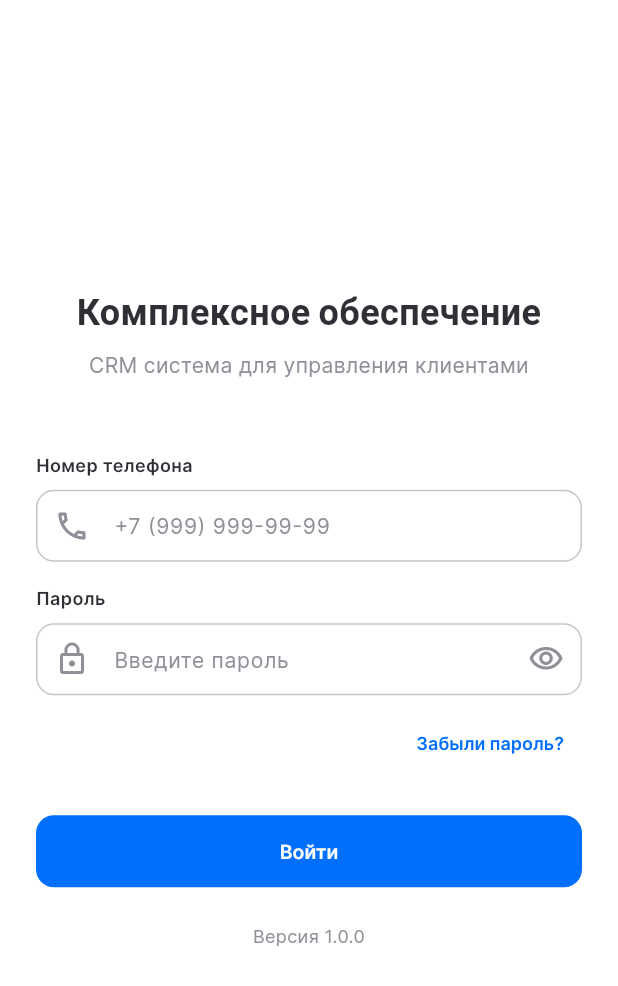
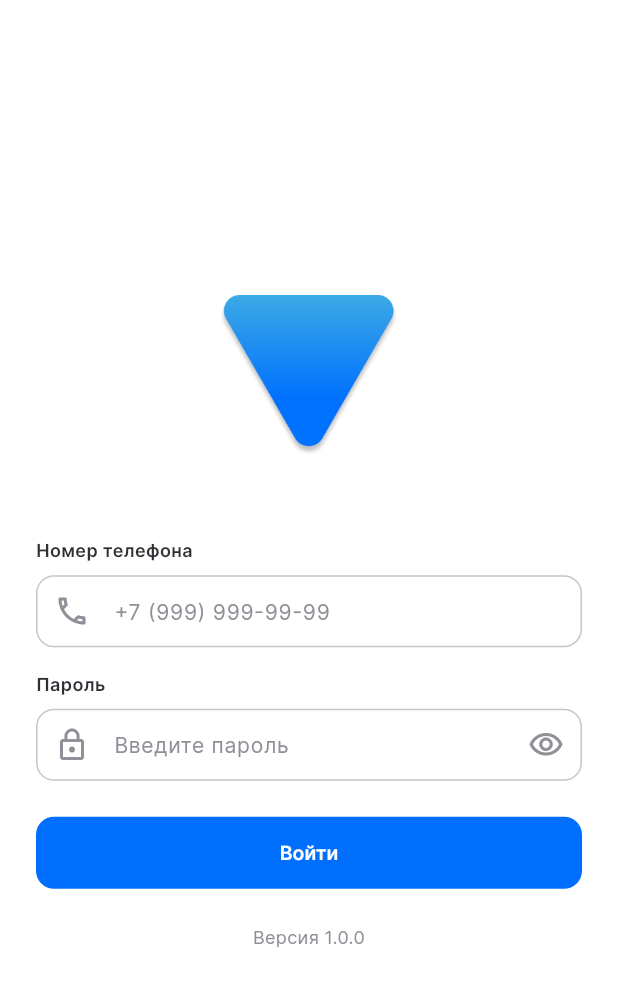
Before and after one commit to pivhcick/Client-Database, a Flutter app: the screen it shows after launch, on a phone screen of 412 x 824 dp. Shown: the top 986 px of the screen. Run offline on Flutter 3.47's test engine with Material 3 defaults, Android fonts, the phone set to English and light mode, and no system bars; our stand-ins replace flutter_local_notifications, flutter_secure_storage, go_router, hive_flutter, mask_text_input_formatter, supabase_flutter and 1 more; accounts and stored records are empty.

Commit message:
Add function to call + First release

```diff
--- a/flutter_ui/lib/features/auth/presentation/pages/login_page.dart
+++ b/flutter_ui/lib/features/auth/presentation/pages/login_page.dart
@@ -84,25 +84,13 @@ class _LoginPageState extends State<LoginPage> {
                 mainAxisAlignment: MainAxisAlignment.center,
                 crossAxisAlignment: CrossAxisAlignment.stretch,
                 children: [
-                  // Logo or app name
-                  const Text(
-                    'Комплексное обеспечение',
-                    textAlign: TextAlign.center,
-                    style: TextStyle(
-                      fontSize: 24,
-                      fontWeight: FontWeight.bold,
-                      color: Color(0xFF2F3036),
-                      fontFamily: 'Sora',
-                    ),
-                  ),
-                  const SizedBox(height: 8),
-                  const Text(
-                    'CRM система для управления клиентами',
-                    textAlign: TextAlign.center,
-                    style: TextStyle(
-                      fontSize: 14,
-                      color: Color(0xFF8F9098),
-                      fontFamily: 'Inter',
+                  // Logo
+                  Center(
+                    child: Image.asset(
+                      'assets/images/logo.png',
+                      width: 120,
+                      height: 120,
+                      fit: BoxFit.contain,
                     ),
                   ),
                   const SizedBox(height: 48),
@@ -148,26 +136,6 @@ class _LoginPageState extends State<LoginPage> {
                       },
                     ),
                     onChanged: (_) => _clearErrorOnTyping(),
-                  ),
-                  const SizedBox(height: 8),
-
-                  // Forgot password link
-                  Align(
-                    alignment: Alignment.centerRight,
-                    child: TextButton(
-                      onPressed: () {
-                        // Navigate to password reset
-                        // TODO: Implement when GoRouter is set up
-                      },
-                      child: const Text(
-                        'Забыли пароль?',
-                        style: TextStyle(
-                          fontSize: 12,
-                          color: Color(0xFF006FFD),
-                          fontFamily: 'Inter',
-                        ),
-                      ),
-                    ),
                   ),
                   const SizedBox(height: 24),
 
--- a/flutter_ui/lib/features/companies/presentation/pages/company_detail_page.dart
+++ b/flutter_ui/lib/features/companies/presentation/pages/company_detail_page.dart
@@ -459,11 +459,12 @@ class _CompanyDetailPageState extends State<CompanyDetailPage> {
             ),
           ),
           const SizedBox(height: 2),
-          Text(
-            contactPerson.phone,
+          PhoneNumberLink(
+            phoneNumber: contactPerson.phone,
             style: const TextStyle(
               fontSize: 12,
-              color: Color(0xFF8F9098),
+              color: Color(0xFF006FFD),
+              decoration: TextDecoration.underline,
               fontFamily: 'Inter',
             ),
           ),
```
Also changed, not shown: flutter_ui/pubspec.yaml (+8 -0 lines), flutter_ui/assets/images/app_icon.png (added), flutter_ui/assets/images/logo.png (added), flutter_ui/pubspec.lock, 37 other files.
